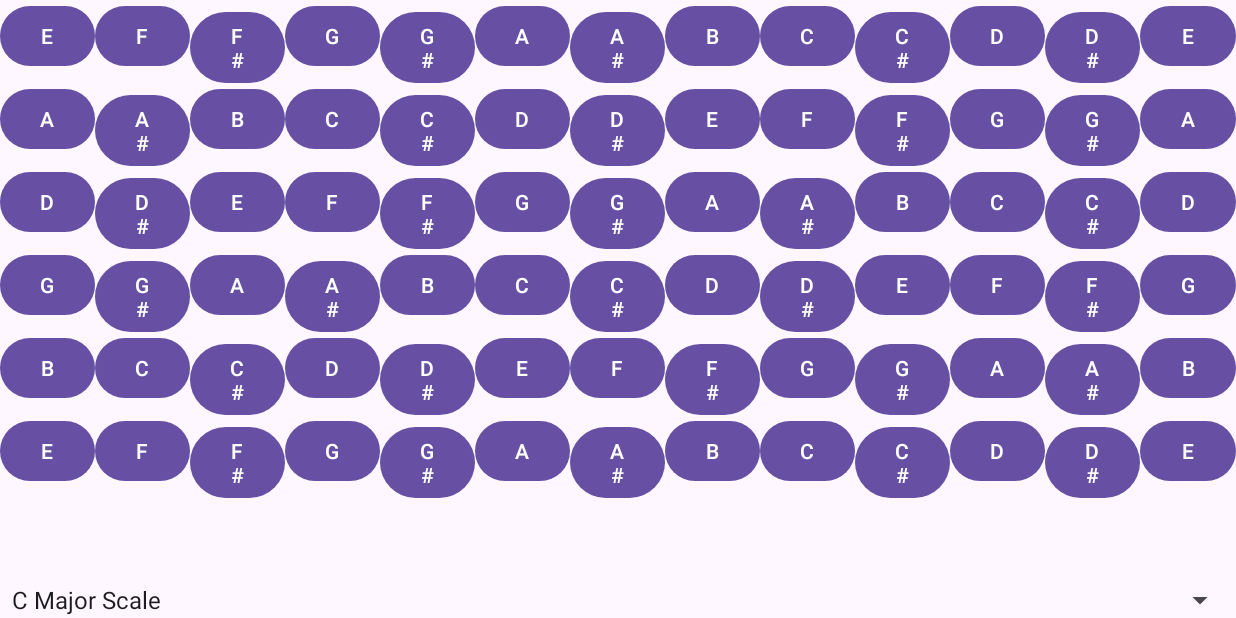
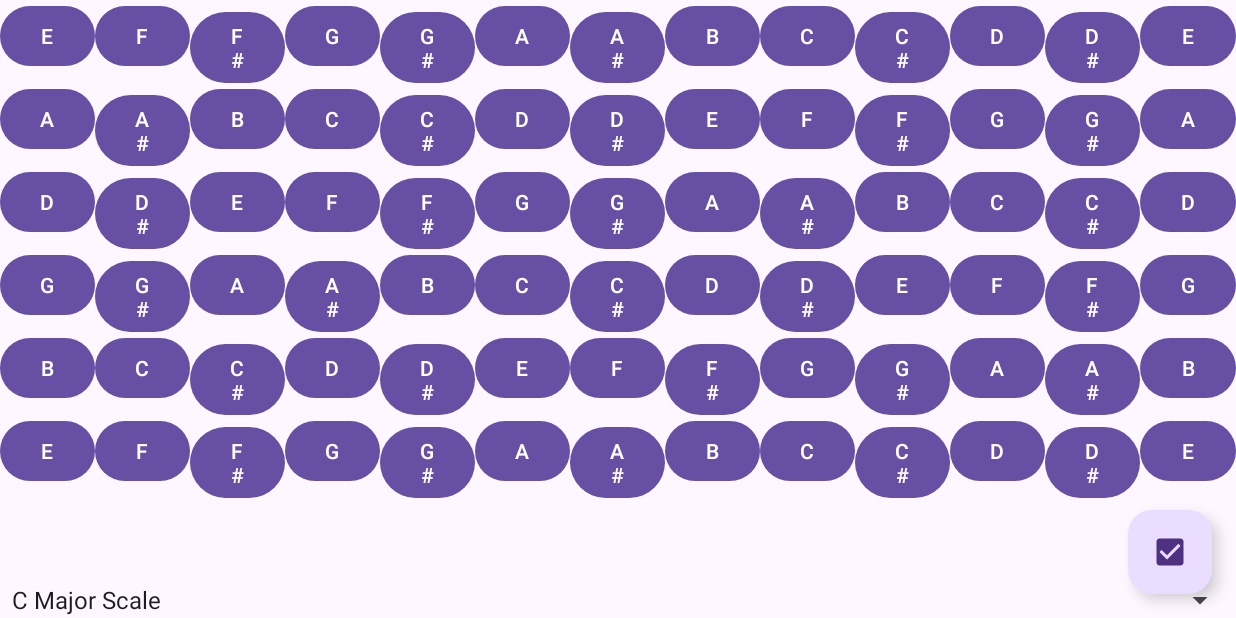
Before and after one commit to supachaimangkud/GuitarScaleTutorialApp, an Android app: the screen it shows after launch (MainActivity), after a tap on an icon or button, on a phone screen of 824 x 412 dp (held sideways). Run offline under Robolectric (Android 15) with nearby library versions, the phone set to English and light mode, and no system bars.

Commit message:
Notes validation for C Major Scale,  E Minor Pentatonic, A Minor Pentatonic

```diff
--- a/app/src/main/java/com/supachai/guitarscales/MainActivity.kt
+++ b/app/src/main/java/com/supachai/guitarscales/MainActivity.kt
@@ -1,19 +1,41 @@
 package com.supachai.guitarscales
 
-import androidx.appcompat.app.AppCompatActivity
 import android.os.Bundle
+import android.os.Handler
+import android.os.Looper
 import android.widget.ArrayAdapter
+import android.widget.Button
 import android.widget.Spinner
-import android.view.View
 import android.widget.AdapterView
 import android.media.MediaPlayer
-import android.widget.Button
+import androidx.appcompat.app.AppCompatActivity
+import androidx.appcompat.app.AlertDialog
+import android.view.View
+import com.google.android.material.floatingactionbutton.FloatingActionButton
 
 class MainActivity : AppCompatActivity() {
 
     private var mediaPlayer: MediaPlayer? = null
     private var notesPlayed = mutableListOf<String>()  // List to keep track of played notes
+    private lateinit var currentScale: String
+    private val correctSequences: Map<String, List<String>> = mapOf(
+        "C Major Scale" to listOf("C 5th","D 4th Open","E 4th","F 4th","G 3rd Open","A 3rd",
+            "B 2nd Open", "C 2nd","D 2nd","E 1st Open", "F 1st", "G 1st", "F 1st", "E 1st Open",
+            "D 2nd","C 2nd","B 2nd Open", "A 3rd", "G 3rd Open", "F 4th", "E 4th", "D 4th Open",
+            "C 5th", "B 5th", "A 5th Open", "G 6th", "F 6th", "E 6th Open", "F 6th", "G 6th",
+            "A 5th Open", "B 5th", "C 5th"),
 
+        "E Minor Pentatonic" to listOf("E 4th", "G 3rd Open", "A 3rd", "B 2nd Open", "D 2nd",
+            "E 1st Open", "G 1st", "E 1st Open", "D 2nd", "B 2nd Open", "A 3rd", "G 3rd Open",
+            "E 4th", "D 4th Open", "B 5th", "A 5th Open", "G 6th", "E 6th Open", "G 6th",
+            "A 5th Open", "C 5th", "D 4th Open", "E 4th"),
+
+        "A Minor Pentatonic" to listOf("A 3rd", "C 2nd","D 2nd", "E 1st Open", "G 1st",
+            "E 1st Open", "D 2nd", "C 2nd", "A 3rd", "G 3rd Open", "E 4th", "D 4th Open", "C 5th",
+            "A 5th Open", "G 6th", "E 6th Open", "G 6th", "A 5th Open", "C 5th", "D 4th Open",
+            "E 4th", "G 3rd Open", "A 3rd")
+        // Add more scales with their correct sequences
+    )
 
 
     private fun setupMediaPlayer(noteResourceId: Int) {
@@ -33,9 +55,9 @@ class MainActivity : AppCompatActivity() {
         //6th String open string
         val buttonEOpen_6th: Button = findViewById(R.id.button_e_6th_open)
         buttonEOpen_6th.setOnClickListener {
-            setupMediaPlayer(notesMap["E 6th open"] ?: R.raw.e_6th_open)
+            setupMediaPlayer(notesMap["E 6th Open"] ?: R.raw.e_6th_open)
             playNote()
-            notesPlayed.add("E 6th open")  // Record the note played
+            notesPlayed.add("E 6th Open")  // Record the note played
         }
 
         //6th String F
@@ -115,8 +137,8 @@ class MainActivity : AppCompatActivity() {
         buttonD_6th.setOnClickListener {
             setupMediaPlayer(notesMap["D 6th"] ?: R.raw.d_6th)
             playNote()
+            notesPlayed.add("D 6th")  // Record the note played
         }
-        notesPlayed.add("D 6th")  // Record the note played
 
         //6th String D#
         val buttonDSharp_6th: Button = findViewById(R.id.button_d_sharp_6th)
@@ -139,7 +161,7 @@ class MainActivity : AppCompatActivity() {
         buttonAOpen_5th.setOnClickListener {
             setupMediaPlayer(notesMap["A 5th Open"] ?: R.raw.a_5th_open)
             playNote()
-            notesPlayed.add("A 6th Open")  // Record the note played
+            notesPlayed.add("A 5th Open")  // Record the note played
         }
 
         //5th String A#
@@ -490,7 +512,7 @@ class MainActivity : AppCompatActivity() {
         //2nd string E
         val buttonE_2nd: Button = findViewById(R.id.button_e_2nd)
         buttonE_2nd.setOnClickListener {
-            setupMediaPlayer(notesMap["D# 2nd"] ?: R.raw.e_2nd)
+            setupMediaPlayer(notesMap["E 2nd"] ?: R.raw.e_2nd)
             playNote()
             notesPlayed.add("E 2nd")  // Record the note played
         }
@@ -657,6 +679,29 @@ class MainActivity : AppCompatActivity() {
 
     }
 
+    private fun validateNotesAndShowPopup() {
+        val isCorrect = checkIfScalePlayedCorrectly()
+        if (isCorrect) {
+            showPopup("Correct", "You played the scale correctly!")
+        } else {
+            showPopup("Incorrect", "Try again.")
+        }
+        notesPlayed.clear()
+    }
+
+    private fun checkIfScalePlayedCorrectly(): Boolean {
+        // logic to check the notes
+        return notesPlayed == correctSequences[currentScale]
+    }
+
+    private fun showPopup(title: String, message: String) {
+        AlertDialog.Builder(this)
+            .setTitle(title)
+            .setMessage(message)
+            .setPositiveButton("OK") { dialog, which -> dialog.dismiss() }
+            .show()
+    }
+
     private fun getNotesForScale(scale: String): Map<String, Int> {
         return when (scale) {
             "C Major Scale" -> mapOf(
@@ -725,7 +770,7 @@ class MainActivity : AppCompatActivity() {
         }
     }
 
-
+    //program start here
     override fun onCreate(savedInstanceState: Bundle?) {
         super.onCreate(savedInstanceState)
         setContentView(R.layout.activity_main)
@@ -739,6 +784,12 @@ class MainActivity : AppCompatActivity() {
         ).also { adapter ->
             adapter.setDropDownViewResource(android.R.layout.simple_spinner_dropdown_item)
             scaleSpinner.adapter = adapter
+        }
+
+        val finishButton: FloatingActionButton = findViewById(R.id.finishButton)
+        finishButton.setOnClickListener {
+            // Call a method that checks if the user played the correct scale
+            validateNotesAndShowPopup()
         }
 
         // Set an item selected listener for the spinner
@@ -756,8 +807,8 @@ class MainActivity : AppCompatActivity() {
     }
 
     private fun updateScale(scale: String) {
-        // Implement your scale changing logic here
         // This could involve updating the visible notes, changing button labels, etc.
+        currentScale = scale  // Update the current scale
         setupButtonNotes(scale)
     }
 
--- /dev/null
+++ b/app/src/main/res/drawable/ic_done.xml
@@ -0,0 +1,5 @@
+<vector android:alpha="0.78" android:height="24dp"
+    android:tint="#000000" android:viewportHeight="24"
+    android:viewportWidth="24" android:width="24dp" xmlns:android="http://schemas.android.com/apk/res/android">
+    <path android:fillColor="@android:color/white" android:pathData="M19,3L5,3c-1.11,0 -2,0.9 -2,2v14c0,1.1 0.89,2 2,2h14c1.11,0 2,-0.9 2,-2L21,5c0,-1.1 -0.89,-2 -2,-2zM10,17l-5,-5 1.41,-1.41L10,14.17l7.59,-7.59L19,8l-9,9z"/>
+</vector>
--- a/app/src/main/res/layout/activity_main.xml
+++ b/app/src/main/res/layout/activity_main.xml
@@ -687,7 +687,6 @@
                     android:text="E" />
             </LinearLayout>
 
-
         </LinearLayout>
         <!-- Additional vertical layouts here -->
 
@@ -703,6 +702,18 @@
         app:layout_constraintLeft_toLeftOf="parent"
         app:layout_constraintRight_toRightOf="parent"/>
 
+    <com.google.android.material.floatingactionbutton.FloatingActionButton
+        android:id="@+id/finishButton"
+        android:layout_width="wrap_content"
+        android:layout_height="wrap_content"
+        android:clickable="true"
+        android:focusable="true"
+        android:src="@drawable/ic_done"
+        app:layout_constraintBottom_toBottomOf="parent"
+        app:layout_constraintEnd_toEndOf="parent"
+        app:layout_constraintRight_toRightOf="parent"
+        android:layout_marginEnd="16dp"
+        android:layout_marginBottom="16dp" />
 
 
 
```
